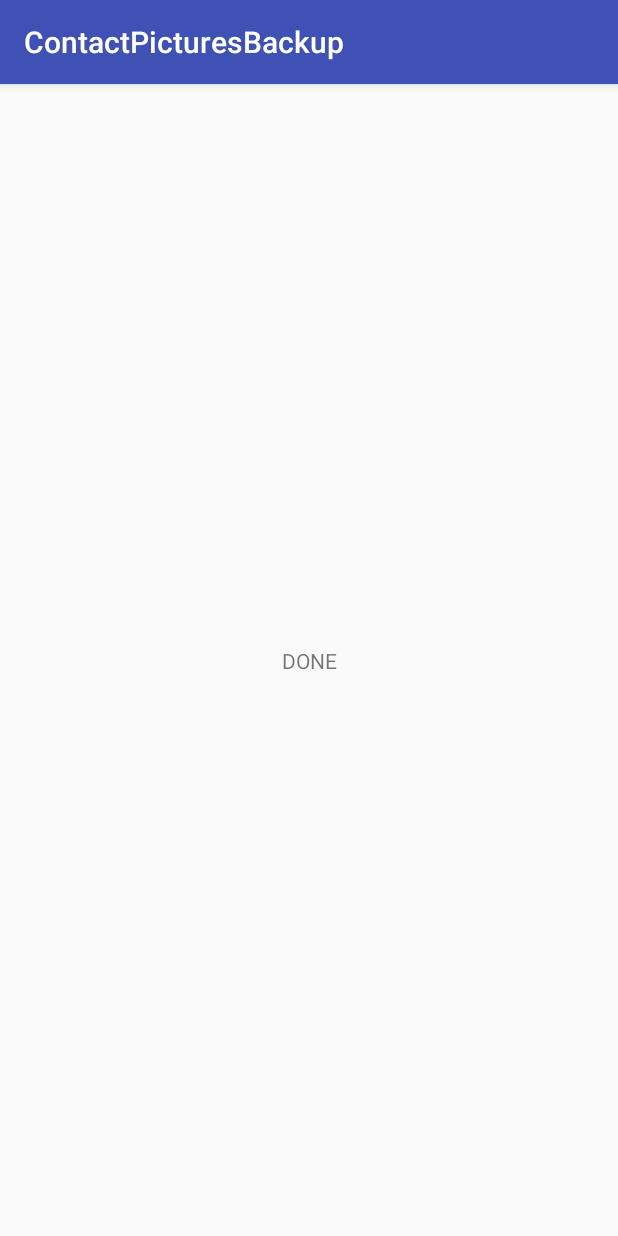
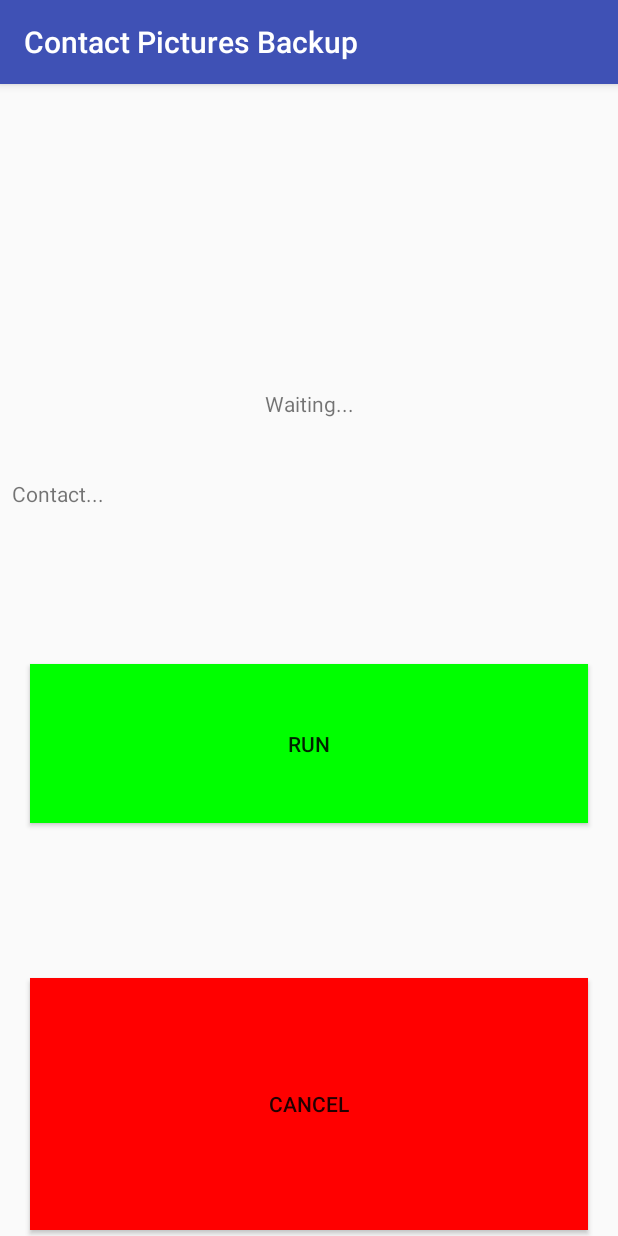
Before and after one commit to liborfoltynek/ContactPicturesBackup, an Android app: the screen it shows after launch (MainActivity), on a phone screen of 412 x 824 dp. Run offline under Robolectric (Android 15) with nearby library versions, the phone set to English and light mode, and no system bars.

```diff
--- a/app/src/main/res/layout/activity_main.xml
+++ b/app/src/main/res/layout/activity_main.xml
@@ -7,13 +7,57 @@
     tools:context="com.fotolibb.contactpicturesbackup.MainActivity">
 
     <TextView
+        android:id="@+id/tvAction"
         android:layout_width="wrap_content"
         android:layout_height="wrap_content"
-        android:text="Hello World!"
+        android:layout_marginTop="8dp"
+        android:text="Waiting..."
+        app:layout_constraintBottom_toBottomOf="parent"
+        app:layout_constraintHorizontal_bias="0.501"
+        app:layout_constraintLeft_toLeftOf="parent"
+        app:layout_constraintRight_toRightOf="parent"
+        app:layout_constraintTop_toTopOf="parent"
+        app:layout_constraintVertical_bias="0.264" />
+
+    <TextView
         android:id="@+id/tvId"
+        android:layout_width="wrap_content"
+        android:layout_height="wrap_content"
+        android:layout_marginStart="8dp"
+        android:layout_marginTop="8dp"
+        android:text="Contact..."
+        android:textAlignment="textStart"
         app:layout_constraintBottom_toBottomOf="parent"
         app:layout_constraintLeft_toLeftOf="parent"
         app:layout_constraintRight_toRightOf="parent"
-        app:layout_constraintTop_toTopOf="parent" />
+        app:layout_constraintStart_toStartOf="parent"
+        app:layout_constraintTop_toBottomOf="@+id/tvAction"
+        app:layout_constraintVertical_bias="0.063" />
+
+    <Button
+        android:id="@+id/btRun"
+        android:layout_width="372dp"
+        android:layout_height="106dp"
+        android:layout_marginBottom="8dp"
+        android:layout_marginTop="8dp"
+        android:text="Run"
+        app:layout_constraintBottom_toTopOf="@+id/btCancel"
+        app:layout_constraintEnd_toEndOf="parent"
+        app:layout_constraintLeft_toLeftOf="parent"
+        app:layout_constraintRight_toRightOf="parent"
+        app:layout_constraintStart_toStartOf="parent"
+        app:layout_constraintTop_toBottomOf="@+id/tvId" />
+
+    <Button
+        android:id="@+id/btCancel"
+        android:layout_width="372dp"
+        android:layout_height="168dp"
+        android:layout_marginBottom="4dp"
+        android:text="Cancel"
+        app:layout_constraintBottom_toBottomOf="parent"
+        app:layout_constraintEnd_toEndOf="parent"
+        app:layout_constraintLeft_toLeftOf="parent"
+        app:layout_constraintRight_toRightOf="parent"
+        app:layout_constraintStart_toStartOf="parent" />
 
 </android.support.constraint.ConstraintLayout>
--- a/app/src/main/res/values/strings.xml
+++ b/app/src/main/res/values/strings.xml
@@ -1,3 +1,3 @@
 <resources>
-    <string name="app_name">ContactPicturesBackup</string>
+    <string name="app_name">Contact Pictures Backup</string>
 </resources>
```
Also changed, not shown: app/src/main/java/com/fotolibb/contactpicturesbackup/MainActivity.java (+144 -77 lines), app/src/main/res/drawable/contacts.png (added), app/src/main/res/mipmap-hdpi/ic_launcher_round.png, app/src/main/res/mipmap-mdpi/ic_launcher.png, app/src/main/res/mipmap-mdpi/ic_launcher_round.png, app/src/main/res/mipmap-xhdpi/ic_launcher.png, app/src/main/res/mipmap-xhdpi/ic_launcher_round.png, app/src/main/res/mipmap-xxhdpi/ic_launcher.png, app/src/main/res/mipmap-xxhdpi/ic_launcher_round.png, app/src/main/res/mipmap-xxxhdpi/ic_launcher.png, app/src/main/res/mipmap-xxxhdpi/ic_launcher_round.png.
